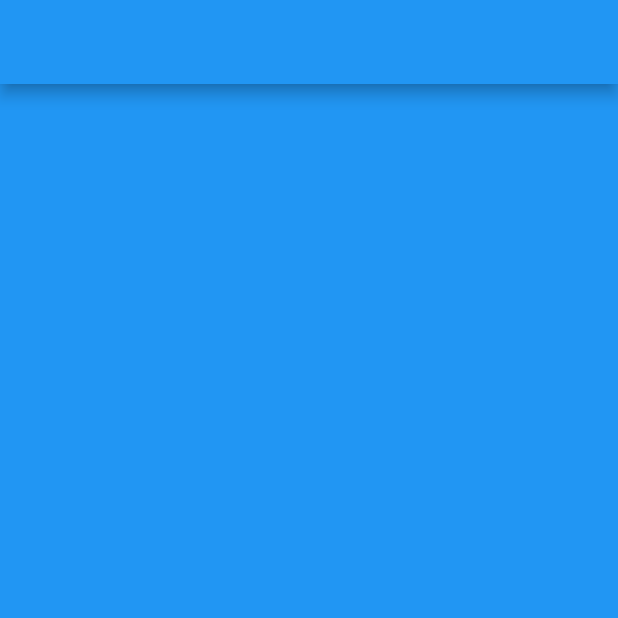
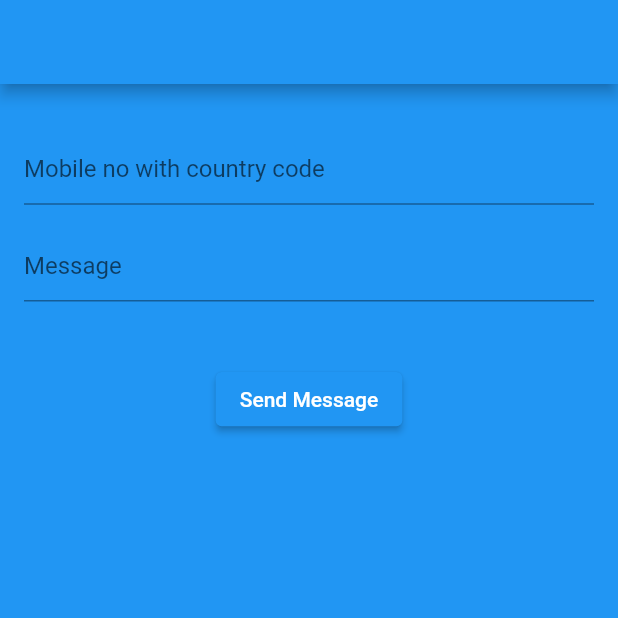
Before and after one commit to sp-sumit/riverpod_flutter_demo, a Flutter app: the screen it shows after launch, on a phone screen of 412 x 824 dp, the top half of it. Run offline on Flutter 3.47's test engine with Material 2 defaults, Android fonts, the phone set to English and light mode, and no system bars; our stand-ins replace flutter_riverpod; missing offline and left inert: telephony.

Commit message:
send custom message

```diff
--- a/lib/Routes/routeChanger.dart
+++ b/lib/Routes/routeChanger.dart
@@ -10,7 +10,7 @@ final routeChanger = StateNotifierProvider<WidgetChanger, Widget>((ref) {
 class WidgetChanger extends StateNotifier<Widget> {
   WidgetChanger() : super(const Spalsh()) {
     Future.delayed(const Duration(seconds: 3)).then(
-      (value) => state = const Home(),
+      (value) => state = Home(),
     );
   }
 }
--- a/lib/Views/Home/home.dart
+++ b/lib/Views/Home/home.dart
@@ -1,14 +1,62 @@
 import 'package:flutter/material.dart';
+import 'package:telephony/telephony.dart';
 
 class Home extends StatelessWidget {
-  const Home({Key? key}) : super(key: key);
+  Home({Key? key}) : super(key: key);
+
+  final no = TextEditingController();
+  final msg = TextEditingController();
 
   @override
   Widget build(BuildContext context) {
+    final size = MediaQuery.of(context).size;
     return Scaffold(
       appBar: AppBar(),
       backgroundColor: Theme.of(context).backgroundColor,
-      body: Container(),
+      body: Container(
+        height: size.height,
+        width: size.width,
+        padding: const EdgeInsets.all(16),
+        child: Column(
+          children: [
+            SizedBox(
+              height: size.height * 0.02,
+            ),
+            TextFormField(
+              controller: no,
+              decoration: const InputDecoration(
+                hintText: 'Mobile no with country code',
+              ),
+            ),
+            SizedBox(
+              height: size.height * 0.02,
+            ),
+            TextFormField(
+              controller: msg,
+              decoration: const InputDecoration(
+                hintText: 'Message',
+              ),
+            ),
+            SizedBox(
+              height: size.height * 0.05,
+            ),
+            ElevatedButton(
+              onPressed: () {
+                Telephony.instance
+                    .sendSms(
+                  to: no.text.trim(),
+                  message: msg.text,
+                )
+                    .whenComplete(() {
+                  no.clear();
+                  msg.clear();
+                });
+              },
+              child: const Text('Send Message'),
+            ),
+          ],
+        ),
+      ),
     );
   }
 }
```
Also changed, not shown: 1 other file.
